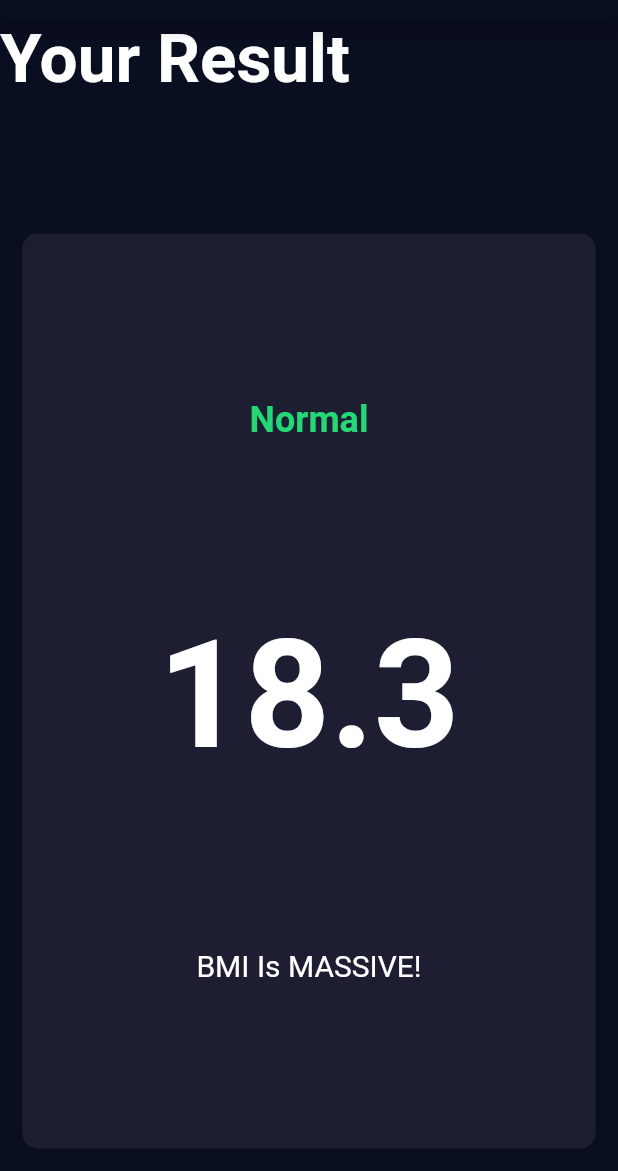
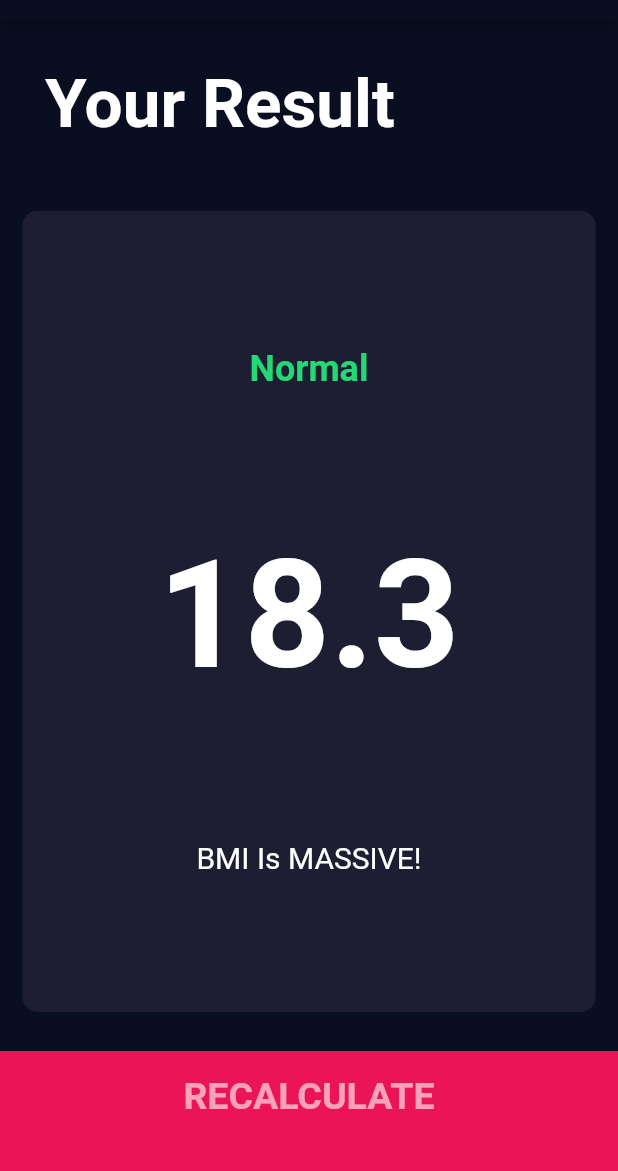
Before and after one commit to MYavuzYAGIS/flutter_bmi, a Flutter app: the ResultsPage screen opened by its route, on a phone screen of 412 x 824 dp, the part 65-1236 px from its top. Run offline on Flutter 3.47's test engine with Material 2 defaults, Android fonts, the phone set to English and light mode, and no system bars; our stand-ins replace font_awesome_flutter.

Commit message:
finalie the UI

```diff
--- a/lib/screens/result_page.dart
+++ b/lib/screens/result_page.dart
@@ -1,6 +1,7 @@
 import 'package:flutter/material.dart';
 import '../constants.dart';
 import '../components/reusable_card.dart';
+import '../components/bottom_button.dart';
 
 class ResultsPage extends StatelessWidget {
   @override
@@ -13,6 +14,8 @@ class ResultsPage extends StatelessWidget {
           children: <Widget>[
             Expanded(
               child: Container(
+                padding: EdgeInsets.all(30.0),
+                alignment: Alignment.bottomLeft,
                 child: Text(
                   'Your Result',
                   style: kTitleTextStyle,
@@ -34,12 +37,17 @@ class ResultsPage extends StatelessWidget {
                         'BMI Is MASSIVE!',
                         style: kInterpret,
                         textAlign: TextAlign.center,
-                      )
+                      ),
                     ],
                   ),
                 ),
               ),
-            )
+            ),
+            BottomButton(
+                onTap: () {
+                  Navigator.pop(context);
+                },
+                buttonTitle: 'RECALCULATE')
           ],
         ));
   }
```
